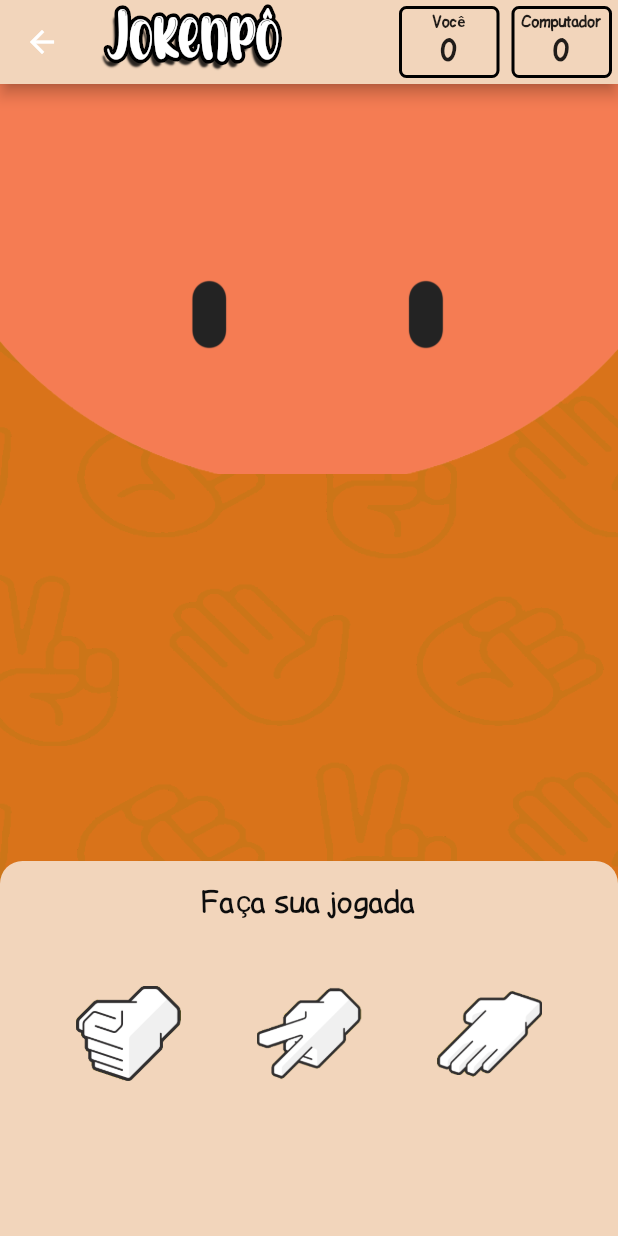
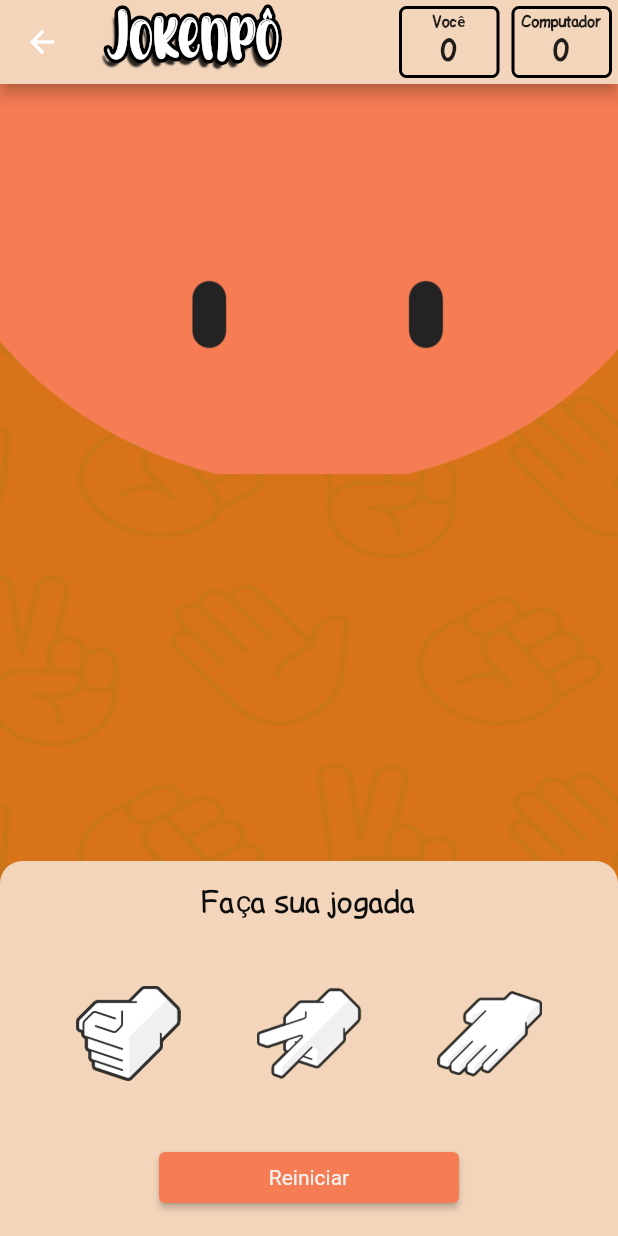
Before and after one commit to Matheus-IT/avaliacao1, a Flutter app: the GamePage screen opened directly, on a phone screen of 412 x 824 dp. Run offline on Flutter 3.47's test engine with Material 2 defaults, Android fonts, the phone set to English and light mode, and no system bars; drawn by our look-alikes of auto_size_text.

Commit message:
Restart button

```diff
--- a/lib/pages/game_page.dart
+++ b/lib/pages/game_page.dart
@@ -19,6 +19,7 @@ class _GamePageState extends State<GamePage> {
   final player = Player(profile: Profile.person);
   final computer = Player(profile: Profile.computer);
 
+  final String initialText = 'Faça sua jogada';
   String battleMessage = 'Faça sua jogada';
 
   String _translateGameElement(GameElement element) {
@@ -79,6 +80,14 @@ class _GamePageState extends State<GamePage> {
             computerChoice == GameElement.paper;
   }
 
+  void initializeGame() {
+    setState(() {
+      player.points = 0;
+      computer.points = 0;
+      battleMessage = initialText;
+    });
+  }
+
   @override
   Widget build(BuildContext context) {
     return Scaffold(
@@ -130,6 +139,24 @@ class _GamePageState extends State<GamePage> {
                           handleElementChosen(GameElement.paper),
                     )
                   ],
+                  restartButton: Card(
+                    color: kColor4,
+                    elevation: 2,
+                    child: InkWell(
+                      onTap: initializeGame,
+                      child: Container(
+                        width: 200.0,
+                        height: 34.0,
+                        alignment: Alignment.center,
+                        padding: const EdgeInsets.all(5),
+                        child: const Text(
+                          'Reiniciar',
+                          textAlign: TextAlign.center,
+                          style: TextStyle(color: kWhite),
+                        ),
+                      ),
+                    ),
+                  ),
                 ),
               ],
             ),
```
